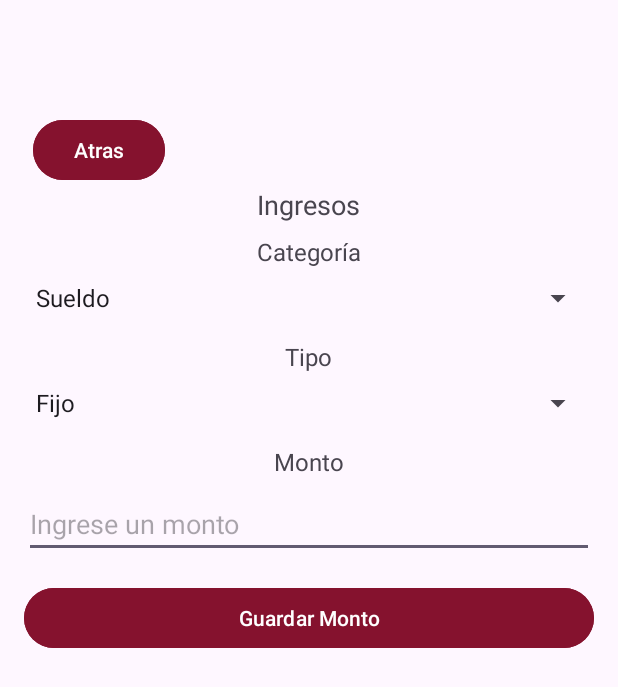
After one commit to InfernusXYZ/appTT, an Android app: the insertingreso screen opened directly, with no data from a screen before it, on a phone screen of 412 x 824 dp. The commit adds this screen. Shown: the top 687 px of the screen. Run offline under Robolectric (Android 15) with nearby library versions, the phone set to English and light mode, and no system bars; our stand-ins replace Firebase (no records; nobody signed in at launch, a user with empty details on screens opened directly).

Commit message:
agregado a base de datos remota ingreso e historial de ingresos funcionando, (pnediente gastos) y enlace a las graficas

```diff
--- a/app/build.gradle.kts
+++ b/app/build.gradle.kts
@@ -1,5 +1,6 @@
 plugins {
     alias(libs.plugins.android.application)
+    id("com.google.gms.google-services")
 }
 
 android {
@@ -40,6 +41,10 @@ dependencies {
     testImplementation(libs.junit)
     androidTestImplementation(libs.ext.junit)
     androidTestImplementation(libs.espresso.core)
+    implementation(platform("com.google.firebase:firebase-bom:33.5.1"))
+    implementation("com.google.firebase:firebase-analytics")
+    implementation("com.google.firebase:firebase-auth:23.1.0")
+    implementation("com.google.firebase:firebase-database:21.0.0")
     implementation("com.github.PhilJay:MPAndroidChart:v3.1.0")
 
 }
--- /dev/null
+++ b/app/src/main/java/com/example/apptt/insertingreso.java
@@ -0,0 +1,109 @@
+package com.example.apptt;
+
+import android.content.Intent;
+import android.os.Bundle;
+import android.text.TextUtils;
+import android.view.View;
+import android.widget.ArrayAdapter;
+import android.widget.Button;
+import android.widget.EditText;
+import android.widget.Spinner;
+import android.widget.Toast;
+
+import androidx.activity.EdgeToEdge;
+import androidx.annotation.NonNull;
+import androidx.appcompat.app.AppCompatActivity;
+import androidx.core.graphics.Insets;
+import androidx.core.view.ViewCompat;
+import androidx.core.view.WindowInsetsCompat;
+
+import com.google.android.gms.tasks.OnCompleteListener;
+import com.google.android.gms.tasks.Task;
+import com.google.firebase.auth.FirebaseAuth;
+import com.google.firebase.database.DatabaseReference;
+import com.google.firebase.database.FirebaseDatabase;
+
+import java.util.HashMap;
+import java.util.Map;
+
+public class insertingreso extends AppCompatActivity {
+    private Button btregreso,btguardaring;
+    private EditText etmonto;
+    private DatabaseReference  mDatabase;
+    private FirebaseAuth mAuth;
+    private Spinner spinnerCategoria, spinnerTipo;
+    @Override
+    protected void onCreate(Bundle savedInstanceState) {
+        super.onCreate(savedInstanceState);
+        EdgeToEdge.enable(this);
+        setContentView(R.layout.activity_insertingreso);
+
+        mAuth = FirebaseAuth.getInstance();
+        mDatabase = FirebaseDatabase.getInstance().getReference();
+        btregreso = findViewById(R.id.btnregreso);
+        btguardaring = findViewById(R.id.btn_guardar_monto);
+        etmonto = findViewById(R.id.et_monto);
+        spinnerCategoria = findViewById(R.id.spinner_categoria);
+        spinnerTipo = findViewById(R.id.spinner_tipo);
+
+
+        // Configurar el adaptador para el Spinner de Categoría
+        ArrayAdapter<CharSequence> adapterCategoria = ArrayAdapter.createFromResource(this,
+                R.array.opciones_categoria_ingresos, android.R.layout.simple_spinner_item);
+        adapterCategoria.setDropDownViewResource(android.R.layout.simple_spinner_dropdown_item);
+        spinnerCategoria.setAdapter(adapterCategoria);
+
+        // Configurar el adaptador para el Spinner de Tipo de Ingresos
+        ArrayAdapter<CharSequence> adapterTipo = ArrayAdapter.createFromResource(this,
+                R.array.opciones_tipo_ingresos, android.R.layout.simple_spinner_item);
+        adapterTipo.setDropDownViewResource(android.R.layout.simple_spinner_dropdown_item);
+        spinnerTipo.setAdapter(adapterTipo);
+
+        btregreso.setOnClickListener(new View.OnClickListener() {
+            @Override
+            public void onClick(View v) {
+                Intent intent= new Intent(insertingreso.this, BalanceActivity.class);
+                startActivity(intent);
+                finish();
+            }
+        });
+
+        btguardaring.setOnClickListener(new View.OnClickListener() {
+            @Override
+            public void onClick(View v) {
+               guardarIngreso();
+            }
+        });
+    }
+
+    private void guardarIngreso(){
+        String categoria = spinnerCategoria.getSelectedItem().toString();
+        String tipo = spinnerTipo.getSelectedItem().toString();
+        String montoStr = etmonto.getText().toString();
+
+        if (TextUtils.isEmpty(montoStr)){
+            Toast.makeText(this,"Ingrese el monto por favor",Toast.LENGTH_SHORT).show();
+            return;
+        }
+
+        double monto = Double.parseDouble(montoStr);
+        String userID = mAuth.getCurrentUser().getUid();
+
+        Map<String,Object> ingresoMap = new HashMap<>();
+        ingresoMap.put("Categoria",categoria);
+        ingresoMap.put("Tipo",tipo);
+        ingresoMap.put("Monto",monto);
+
+        mDatabase.child("Ingresos").child(userID).push().setValue(ingresoMap).addOnCompleteListener(new OnCompleteListener<Void>() {
+            @Override
+            public void onComplete(@NonNull Task<Void> task) {
+                if (task.isSuccessful()){
+                    Toast.makeText(insertingreso.this,"Ingreso guardado correctamente",Toast.LENGTH_SHORT).show();
+                    finish();
+                }else {
+                    Toast.makeText(insertingreso.this,"Error al guardar el ingreso",Toast.LENGTH_SHORT).show();
+                }
+            }
+        });
+    }
+}
--- /dev/null
+++ b/app/src/main/res/layout/activity_insertingreso.xml
@@ -0,0 +1,96 @@
+<?xml version="1.0" encoding="utf-8"?>
+<androidx.constraintlayout.widget.ConstraintLayout xmlns:android="http://schemas.android.com/apk/res/android"
+    xmlns:app="http://schemas.android.com/apk/res-auto"
+    xmlns:tools="http://schemas.android.com/tools"
+    android:id="@+id/main"
+    android:layout_width="match_parent"
+    android:layout_height="match_parent"
+    tools:context=".insertingreso">
+    <androidx.core.widget.NestedScrollView
+        android:layout_width="match_parent"
+        android:layout_height="match_parent"
+        android:layout_marginTop="60dp"
+        android:layout_marginBottom="72dp">
+
+    <LinearLayout
+        android:layout_width="match_parent"
+        android:layout_height="wrap_content"
+        android:orientation="vertical"
+        android:padding="16dp"
+        android:gravity="center_horizontal">
+
+        <Button
+            android:id="@+id/btnregreso"
+            android:layout_width="wrap_content"
+            android:layout_height="wrap_content"
+            android:text="Atras"
+            android:backgroundTint="@color/secondary"
+            android:textColor="#FFFFFF"
+            android:layout_marginRight="140dp"
+            />
+    <TextView
+        android:layout_width="wrap_content"
+        android:layout_height="wrap_content"
+        android:text="Ingresos"
+        android:textSize="18sp"
+        android:layout_marginBottom="8dp"/>
+
+    <!-- Leyenda "Categoría" -->
+    <TextView
+        android:layout_width="wrap_content"
+        android:layout_height="wrap_content"
+        android:text="Categoría"
+        android:textSize="16sp"
+        android:layout_marginBottom="8dp"/>
+
+    <!-- Spinner para Categoría de Ingresos -->
+    <Spinner
+        android:id="@+id/spinner_categoria"
+        android:layout_width="match_parent"
+        android:layout_height="wrap_content"
+        android:layout_marginBottom="16dp"/>
+
+    <!-- Leyenda "Tipo" -->
+    <TextView
+        android:layout_width="wrap_content"
+        android:layout_height="wrap_content"
+        android:text="Tipo"
+        android:textSize="16sp"
+        android:layout_marginBottom="8dp"/>
+
+    <!-- Spinner para Tipo de Ingresos -->
+    <Spinner
+        android:id="@+id/spinner_tipo"
+        android:layout_width="match_parent"
+        android:layout_height="wrap_content"
+        android:layout_marginBottom="16dp"/>
+
+    <!-- Leyenda "Monto" -->
+    <TextView
+        android:layout_width="wrap_content"
+        android:layout_height="wrap_content"
+        android:text="Monto"
+        android:textSize="16sp"
+        android:layout_marginBottom="8dp"/>
+
+    <!-- Campo de texto para ingresar monto de Ingresos -->
+    <EditText
+        android:id="@+id/et_monto"
+        android:layout_width="match_parent"
+        android:layout_height="wrap_content"
+        android:inputType="numberDecimal"
+        android:hint="Ingrese un monto"
+        android:layout_marginBottom="16dp"/>
+
+    <!-- Botón para guardar el monto de Ingresos -->
+    <Button
+        android:id="@+id/btn_guardar_monto"
+        android:layout_width="match_parent"
+        android:layout_height="wrap_content"
+        android:text="Guardar Monto"
+        android:backgroundTint="@color/secondary"
+        android:textColor="#FFFFFF"
+        android:layout_marginBottom="24dp"/>
+    </LinearLayout>
+    </androidx.core.widget.NestedScrollView>
+</androidx.constraintlayout.widget.ConstraintLayout>
--- a/build.gradle.kts
+++ b/build.gradle.kts
@@ -1,4 +1,5 @@
 // Top-level build file where you can add configuration options common to all sub-projects/modules.
 plugins {
     alias(libs.plugins.android.application) apply false
+    id("com.google.gms.google-services") version "4.4.2" apply false
 }
```
Also changed, not shown: app/src/main/AndroidManifest.xml (+22 -7 lines), app/src/main/java/com/example/apptt/BalanceActivity.java (+16 -0 lines), app/src/main/java/com/example/apptt/HistorialIngreso.java (added, +90 -0 lines), app/src/main/java/com/example/apptt/Ingreso.java (added, +20 -0 lines), app/src/main/java/com/example/apptt/IngresoAdapter.java (added, +47 -0 lines), app/src/main/java/com/example/apptt/MainActivity.java (+31 -8 lines), app/src/main/java/com/example/apptt/RegisterActivity.java (+59 -27 lines), app/src/main/res/layout/activity_balance.xml (+14 -0 lines), app/src/main/res/layout/activity_historial_ingreso.xml (added, +65 -0 lines), app/src/main/res/layout/item_ingreso.xml (added, +34 -0 lines), 1 other file.
